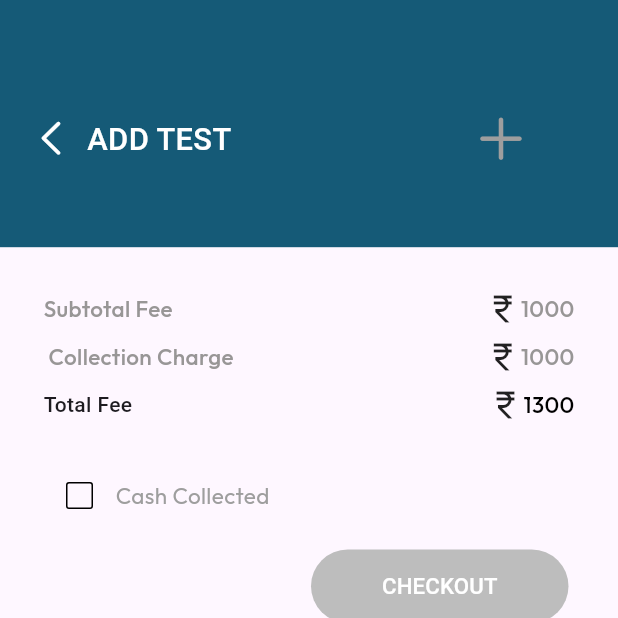
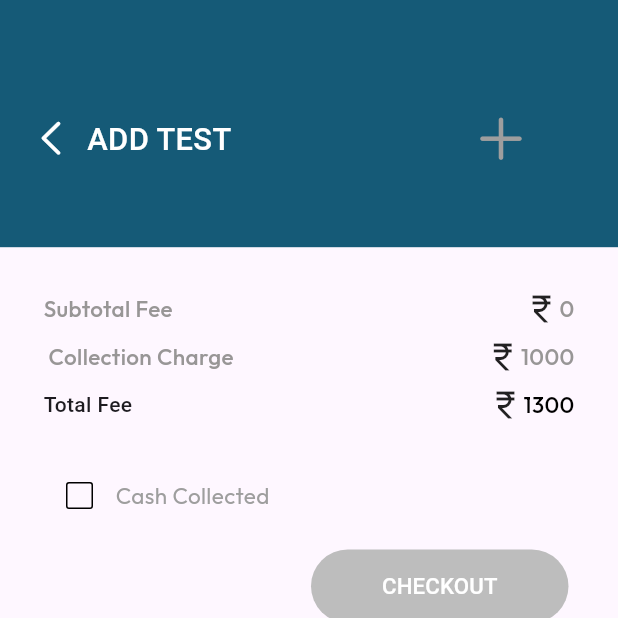
Before and after one commit to karmabe1iver/macare_agent, a Flutter app: the AddTestView screen opened by its route, on a phone screen of 412 x 824 dp, the top half of it. Run offline on Flutter 3.47's test engine with Material 3 defaults, Android fonts, the phone set to English and light mode, and no system bars; our stand-ins replace dio, fluttertoast, get, google_fonts; missing offline and left inert: custom_alert_dialog_box, dart:ffi, flutter_check_box_rounded; network calls fail; statements that could not run were skipped.

Commit message:
Merge remote-tracking branch 'origin/master'

```diff
--- a/lib/app/modules/add_test/views/add_test_view.dart
+++ b/lib/app/modules/add_test/views/add_test_view.dart
@@ -46,6 +46,8 @@ class AddTestView extends GetView<AddTestController> {
                   IconButton(
                     onPressed: () {
                       Get.toNamed(Routes.SEARCH_PAGE,);
+
+
                     },
                     icon: const Icon(
                       CupertinoIcons.add,
@@ -151,9 +153,8 @@ class AddTestView extends GetView<AddTestController> {
                               ),
                               Spacer(),
                               const Icon(Icons.currency_rupee),
-                              _addressDetails(
-                                "1000",
-                              ),
+                          Obx(() => Text('${controller.sum.value}',style: MyTheme.outfit(
+                              fontWeight: FontWeight.w500, color: MyTheme.smallFontColor),),)
                             ],
                           ),
                         ),
@@ -226,8 +227,10 @@ class AddTestView extends GetView<AddTestController> {
                               child: SizedBox(
                                 height: 49,
                                 width: Get.width / 2.4,
-                                child: TextButton(
+                                child: Obx(
+                                  ()=> TextButton(
                                       onPressed: () {
+                                        Get.toNamed(Routes.LABORATORY);
                                       },
                                       style: ButtonStyle(
                                         backgroundColor:
@@ -241,6 +244,7 @@ class AddTestView extends GetView<AddTestController> {
                                         style: TextStyle(
                                             color: Colors.white, fontSize: Get.height * .018),
                                       )),
+                                ),
                               ),
                             ),
                           ],
--- a/lib/app/presets/api_paths.dart
+++ b/lib/app/presets/api_paths.dart
@@ -17,6 +17,11 @@ abstract class ApiPaths{
   static String addTestStatusUrl = "laboratory/collection-agent-status-update/";
   static String searchUrl = "laboratory/search-laboratory-price-list/";
   static String addSelectedTestUrl = "laboratory/laboratory-booking-test-allocation/";
+  static String deliveryDetailscondition1Url = "pharmacy/prescription-agent-updates/";
+  static String deliveryDetailscondition2Url = "pharmacy/delivery-agent-updates/";
+  static String paymentcondition1Url = "pharmacy/prescription-agent-updates/";
+  static String paymentcondition2Url = "pharmacy/delivery-agent-updates/";
+  static String historyUrl = "laboratory/agent-history/";
 
 
 }
```
Also changed, not shown: lib/app/modules/add_test/controllers/add_test_controller.dart (+28 -0 lines). Lines whose indentation alone changed are shown as unchanged.
